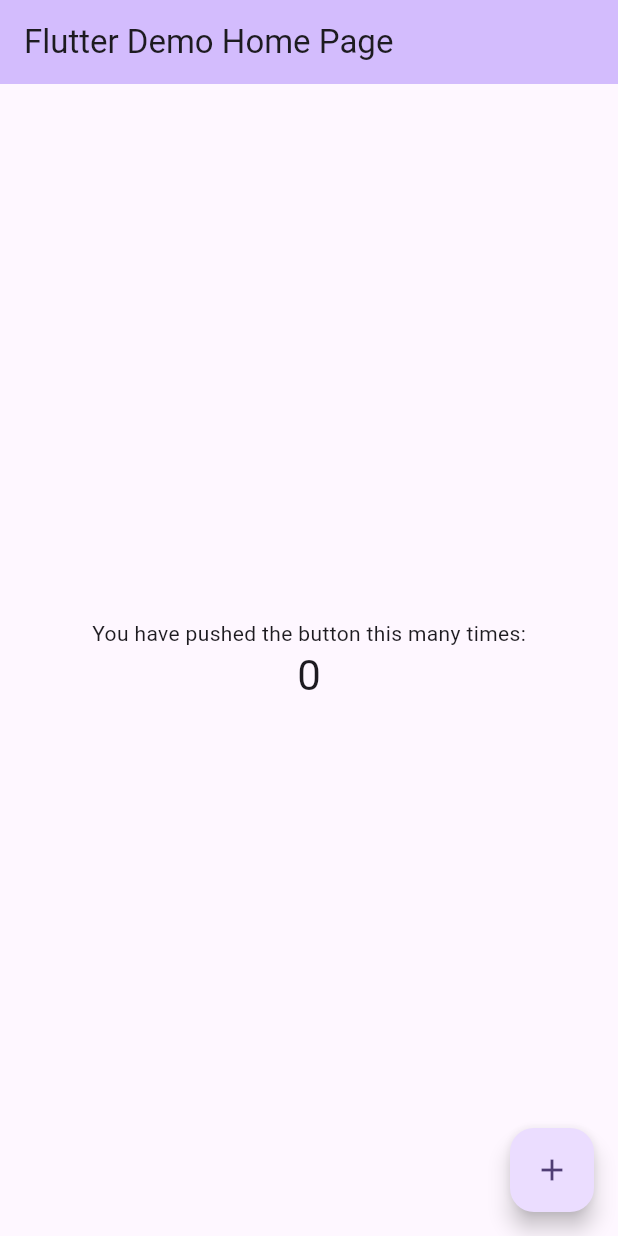
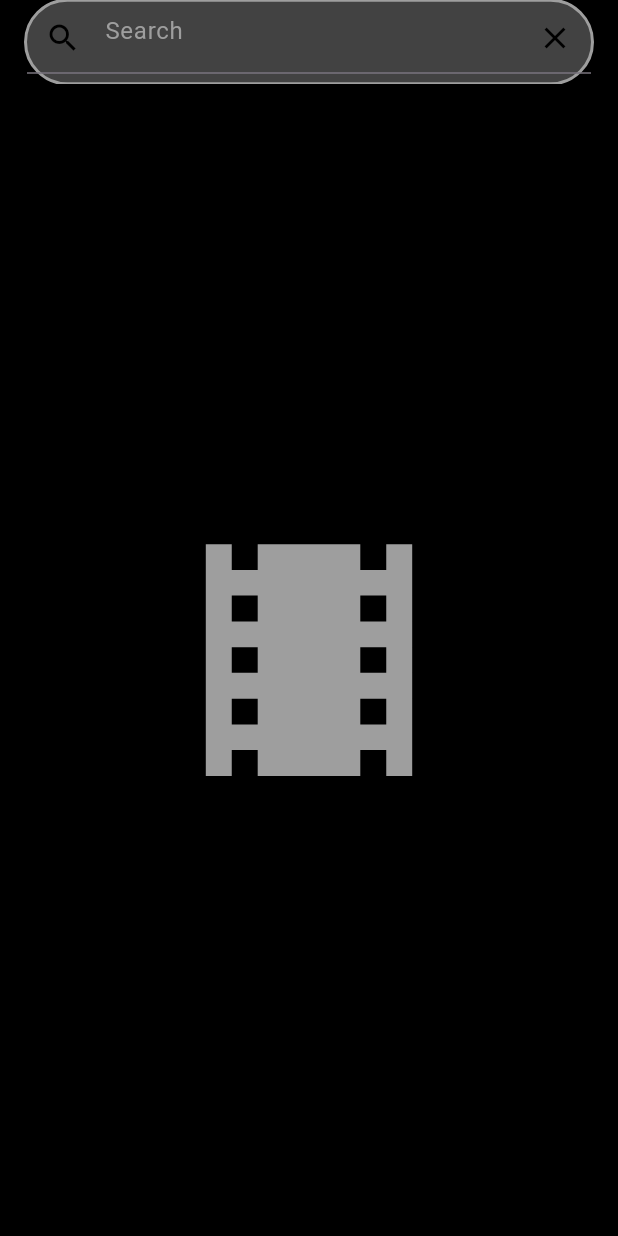
Before and after one commit to lediamassoud/movies_app, a Flutter app: the screen it shows after launch, on a phone screen of 412 x 824 dp. Run offline on Flutter 3.47's test engine with Material 3 defaults, Android fonts, the phone set to English and light mode, and no system bars.

Commit message:
error in search

```diff
--- a/lib/main.dart
+++ b/lib/main.dart
@@ -1,4 +1,6 @@
 import 'package:flutter/material.dart';
+import 'package:movie/home/home.dart';
+import 'package:movie/search/search_home.dart';
 
 void main() {
   runApp(const MyApp());
@@ -11,115 +13,12 @@ class MyApp extends StatelessWidget {
   @override
   Widget build(BuildContext context) {
     return MaterialApp(
-      title: 'Flutter Demo',
-      theme: ThemeData(
-        // This is the theme of your application.
-        //
-        // TRY THIS: Try running your application with "flutter run". You'll see
-        // the application has a blue toolbar. Then, without quitting the app,
-        // try changing the seedColor in the colorScheme below to Colors.green
-        // and then invoke "hot reload" (save your changes or press the "hot
-        // reload" button in a Flutter-supported IDE, or press "r" if you used
-        // the command line to start the app).
-        //
-        // Notice that the counter didn't reset back to zero; the application
-        // state is not lost during the reload. To reset the state, use hot
-        // restart instead.
-        //
-        // This works for code too, not just values: Most code changes can be
-        // tested with just a hot reload.
-        colorScheme: ColorScheme.fromSeed(seedColor: Colors.deepPurple),
-        useMaterial3: true,
-      ),
-      home: const MyHomePage(title: 'Flutter Demo Home Page'),
+      debugShowCheckedModeBanner: false,
+      initialRoute: SearchHome.routeName,
+      routes: {
+        Home.routeName: (_) => Home(),
+        SearchHome.routeName: (_) => SearchHome(allTitles: [])
+      },
     );
   }
 }
-
-class MyHomePage extends StatefulWidget {
-  const MyHomePage({super.key, required this.title});
-
-  // This widget is the home page of your application. It is stateful, meaning
-  // that it has a State object (defined below) that contains fields that affect
-  // how it looks.
-
-  // This class is the configuration for the state. It holds the values (in this
-  // case the title) provided by the parent (in this case the App widget) and
-  // used by the build method of the State. Fields in a Widget subclass are
-  // always marked "final".
-
-  final String title;
-
-  @override
-  State<MyHomePage> createState() => _MyHomePageState();
-}
-
-class _MyHomePageState extends State<MyHomePage> {
-  int _counter = 0;
-
-  void _incrementCounter() {
-    setState(() {
-      // This call to setState tells the Flutter framework that something has
-      // changed in this State, which causes it to rerun the build method below
-      // so that the display can reflect the updated values. If we changed
-      // _counter without calling setState(), then the build method would not be
-      // called again, and so nothing would appear to happen.
-      _counter++;
-    });
-  }
-
-  @override
-  Widget build(BuildContext context) {
-    // This method is rerun every time setState is called, for instance as done
-    // by the _incrementCounter method above.
-    //
-    // The Flutter framework has been optimized to make rerunning build methods
-    // fast, so that you can just rebuild anything that needs updating rather
-    // than having to individually change instances of widgets.
-    return Scaffold(
-      appBar: AppBar(
-        // TRY THIS: Try changing the color here to a specific color (to
-        // Colors.amber, perhaps?) and trigger a hot reload to see the AppBar
-        // change color while the other colors stay the same.
-        backgroundColor: Theme.of(context).colorScheme.inversePrimary,
-        // Here we take the value from the MyHomePage object that was created by
-        // the App.build method, and use it to set our appbar title.
-        title: Text(widget.title),
-      ),
-      body: Center(
-        // Center is a layout widget. It takes a single child and positions it
-        // in the middle of the parent.
-        child: Column(
-          // Column is also a layout widget. It takes a list of children and
-          // arranges them vertically. By default, it sizes itself to fit its
-          // children horizontally, and tries to be as tall as its parent.
-          //
-          // Column has various properties to control how it sizes itself and
-          // how it positions its children. Here we use mainAxisAlignment to
-          // center the children vertically; the main axis here is the vertical
-          // axis because Columns are vertical (the cross axis would be
-          // horizontal).
-          //
-          // TRY THIS: Invoke "debug painting" (choose the "Toggle Debug Paint"
-          // action in the IDE, or press "p" in the console), to see the
-          // wireframe for each widget.
-          mainAxisAlignment: MainAxisAlignment.center,
-          children: <Widget>[
-            const Text(
-              'You have pushed the button this many times:',
-            ),
-            Text(
-              '$_counter',
-              style: Theme.of(context).textTheme.headlineMedium,
-            ),
-          ],
-        ),
-      ),
-      floatingActionButton: FloatingActionButton(
-        onPressed: _incrementCounter,
-        tooltip: 'Increment',
-        child: const Icon(Icons.add),
-      ), // This trailing comma makes auto-formatting nicer for build methods.
-    );
-  }
-}
--- /dev/null
+++ b/lib/search/search_home.dart
@@ -0,0 +1,77 @@
+import 'package:flutter/material.dart';
+import 'package:movie/search/search_list_view.dart';
+
+class SearchHome extends StatefulWidget {
+  static const routeName = "search_home";
+  List<String> allTitles;
+  SearchHome({super.key,required this.allTitles});
+  bool selectedWidget = true;
+
+  @override
+  State<SearchHome> createState() => _SearchHomeState();
+}
+
+class _SearchHomeState extends State<SearchHome> {
+  @override
+  Widget build(BuildContext context) {
+    return Scaffold(
+        backgroundColor: Colors.black,
+        appBar: AppBar(
+          backgroundColor: Colors.black,
+          title: Container(
+            margin: EdgeInsets.symmetric(
+                vertical: MediaQuery.of(context).size.height * .2),
+            height: MediaQuery.of(context).size.height * .07,
+            width: double.infinity,
+            decoration: BoxDecoration(
+                color: Colors.grey[800],
+                border: Border.all(color: Colors.grey, width: 2),
+                borderRadius: BorderRadius.circular(
+                    MediaQuery.of(context).size.height * .2)),
+            child: InkWell(
+              onTap: () {
+                widget.selectedWidget = false;
+                setState(() {
+
+                });
+              },
+              child: TextField(
+                 onChanged: onQueryChanged,
+                decoration: const InputDecoration(
+                    hintText: 'Search',
+                    hintStyle: TextStyle(color: Colors.grey),
+                    prefixIcon: Icon(
+                      Icons.search,
+                      color: Colors.black,
+                    ),
+                    suffixIcon: Icon(
+                      Icons.close_outlined,
+                      color: Colors.black,
+                    )),
+              ),
+            ),
+          ),
+        ),
+        body: widget.selectedWidget == true ? localMoviesIcon() :  SearchListView(searchResults: searchResults));
+  }
+
+  Widget localMoviesIcon() {
+    return Center(
+      child: Icon(
+        Icons.local_movies,
+        size: MediaQuery.of(context).size.height * .25,
+        color: Colors.grey,
+      ),
+    );
+  }
+
+  List<String> searchResults = [];
+  void onQueryChanged(String searchWord) {
+    searchResults = widget.allTitles
+        .where((title) => title!.contains(searchWord.toLowerCase()))
+        .toList();
+    print("==========================================");
+    print(widget.allTitles);
+    print(searchResults);
+  }
+}
--- a/pubspec.yaml
+++ b/pubspec.yaml
@@ -35,6 +35,7 @@ dependencies:
   # The following adds the Cupertino Icons font to your application.
   # Use with the CupertinoIcons class for iOS style icons.
   cupertino_icons: ^1.0.2
+  http: 1.1.0
 
 dev_dependencies:
   flutter_test:
```
Also changed, not shown: lib/api/api_constant.dart (added, +10 -0 lines), lib/api/api_manager.dart (added, +22 -0 lines), lib/home/home.dart (added, +18 -0 lines), lib/model/popular_response.dart (added, +43 -0 lines), lib/model/results.dart (added, +83 -0 lines), lib/search/search_list_view.dart (added, +40 -0 lines), lib/show_movies/show_movies.dart (added, +52 -0 lines), pubspec.lock.
